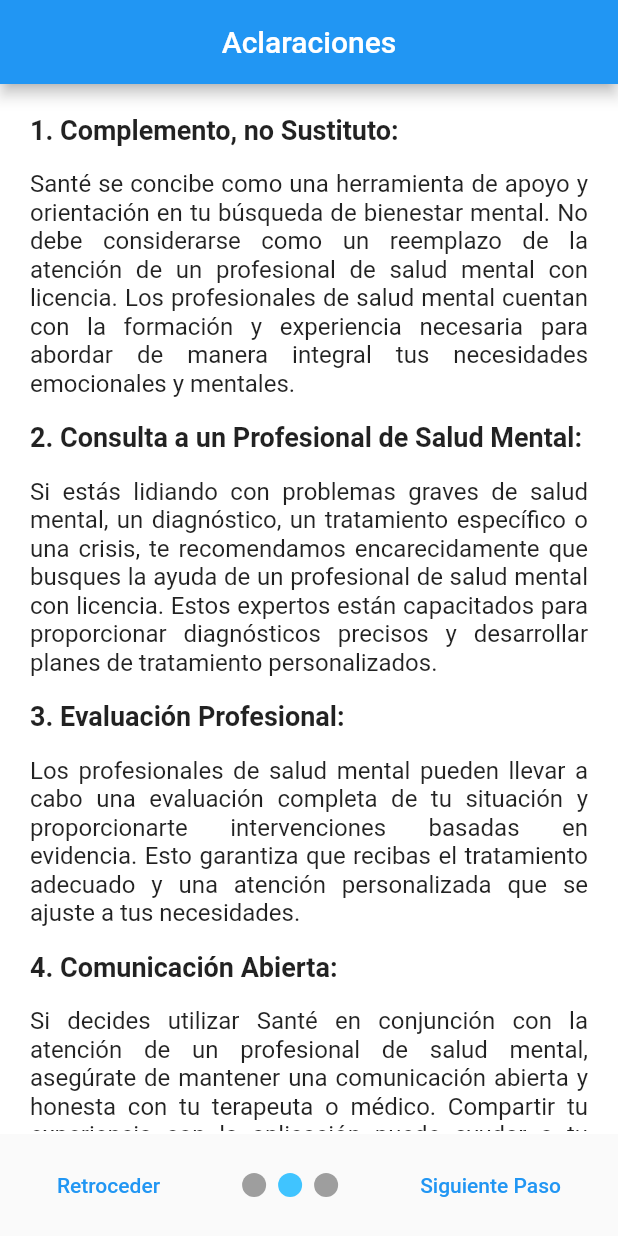
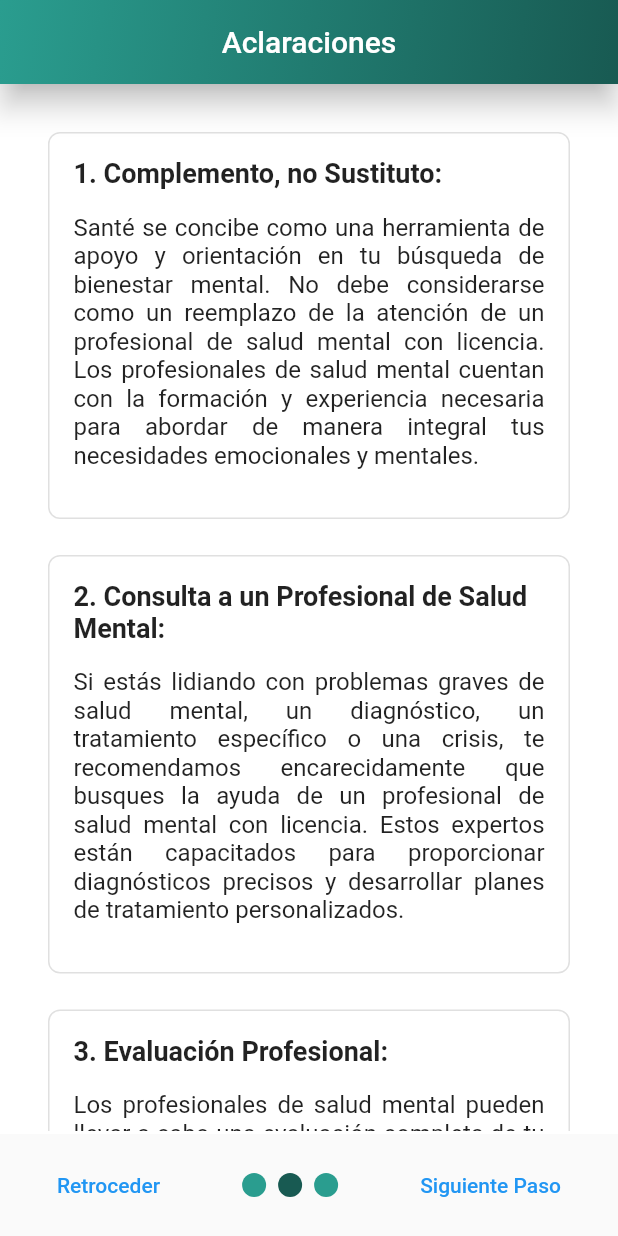
Before and after one commit to WanderTheWeeb/Sante, a Flutter app: the screen it shows after launch, after a tap on "Siguiente Paso", on a phone screen of 412 x 824 dp. Run offline on Flutter 3.47's test engine with Material 2 defaults, Android fonts, the light colour scheme and no system bars; drawn by our look-alikes of smooth_page_indicator; our stand-ins replace shared_preferences.

Commit message:
Se rediseño los colores y aspectos de varios widgets

```diff
--- a/lib/src/screens/IntroductionScreen.dart
+++ b/lib/src/screens/IntroductionScreen.dart
@@ -94,7 +94,8 @@
                 controller: _controller,
                 count: 3,
                 effect: const ColorTransitionEffect(
-                  activeDotColor: Colors.lightBlueAccent,
+                  activeDotColor: Color.fromRGBO(24, 90, 82, 1.0),
+                  dotColor: Color.fromRGBO(42, 157, 143, 1.0)
                 ),
               ),
               TextButton(
--- a/lib/src/screens/IntroductionScreens/Aclaraciones.dart
+++ b/lib/src/screens/IntroductionScreens/Aclaraciones.dart
@@ -10,6 +10,17 @@
         backgroundColor: Colors.white,
         appBar: AppBar(
           title: const Center(child: Text('Aclaraciones')),
+          elevation: 8,
+          backgroundColor: Colors.transparent, // Hacerlo transparente
+          flexibleSpace: Container(
+            decoration: const BoxDecoration(
+              gradient: LinearGradient(
+                colors: [Color.fromRGBO(42, 157, 143, 1.0), Color.fromRGBO(24, 90, 82, 1.0)],
+                begin: Alignment.topLeft,
+                end: Alignment.bottomRight,
+              ),
+            ),
+          ),
         ),
         body: Padding(
             padding: const EdgeInsets.all(20.0),
--- a/lib/src/screens/IntroductionScreens/Bienvenida.dart
+++ b/lib/src/screens/IntroductionScreens/Bienvenida.dart
@@ -11,6 +11,17 @@
         backgroundColor: Colors.white,
         appBar: AppBar(
           title: const Center(child: Text('Bienvenido a Santé')),
+          elevation: 8,
+          backgroundColor: Colors.transparent, // Hacerlo transparente
+          flexibleSpace: Container(
+            decoration: const BoxDecoration(
+              gradient: LinearGradient(
+                colors: [Color.fromRGBO(42, 157, 143, 1.0), Color.fromRGBO(24, 90, 82, 1.0)],
+                begin: Alignment.topLeft,
+                end: Alignment.bottomRight,
+              ),
+            ),
+          ),
         ),
         body: Padding(
             padding: const EdgeInsets.all(20.0),
--- a/lib/src/screens/IntroductionScreens/TerminosCondiciones.dart
+++ b/lib/src/screens/IntroductionScreens/TerminosCondiciones.dart
@@ -10,6 +10,17 @@
       backgroundColor: Colors.white,
       appBar: AppBar(
         title: const Center(child: Text('Términos y Condiciones de Uso')),
+        elevation: 8,
+        backgroundColor: Colors.transparent, // Hacerlo transparente
+        flexibleSpace: Container(
+          decoration: const BoxDecoration(
+            gradient: LinearGradient(
+              colors: [Color.fromRGBO(42, 157, 143, 1.0), Color.fromRGBO(24, 90, 82, 1.0)],
+              begin: Alignment.topLeft,
+              end: Alignment.bottomRight,
+            ),
+          ),
+        ),
       ),
       body: Padding(
         padding: const EdgeInsets.all(20.0),
--- a/lib/utils/utils.dart
+++ b/lib/utils/utils.dart
@@ -4,12 +4,24 @@
 
 Widget TextSectionV1(String title, String text) {
   return Column(
-    crossAxisAlignment: CrossAxisAlignment.start,
     children: [
-      SectionTitle(title),
-      const SizedBox(height: 16),
-      SectionText(text),
-      const SizedBox(height: 16),
+      Padding(
+        padding: const EdgeInsets.all(12.0),
+        child: Container(
+          padding: const EdgeInsets.all(16),
+          decoration: BoxDecoration(
+            border: Border.all(color: Colors.grey[300]!),
+            borderRadius: BorderRadius.circular(8),
+          ),
+          child: Column(crossAxisAlignment: CrossAxisAlignment.start, children: [
+            SectionTitle(title),
+            const SizedBox(height: 16),
+            SectionText(text),
+            const SizedBox(height: 16)
+          ]),
+        ),
+      ),
+
     ],
   );
 }
```
Also changed, not shown: lib/src/screens/ChatScreen.dart (+23 -4 lines), lib/src/screens/Sante.dart (+11 -1 lines), lib/src/widgets/ChatBubble.dart (+25 -5 lines).
